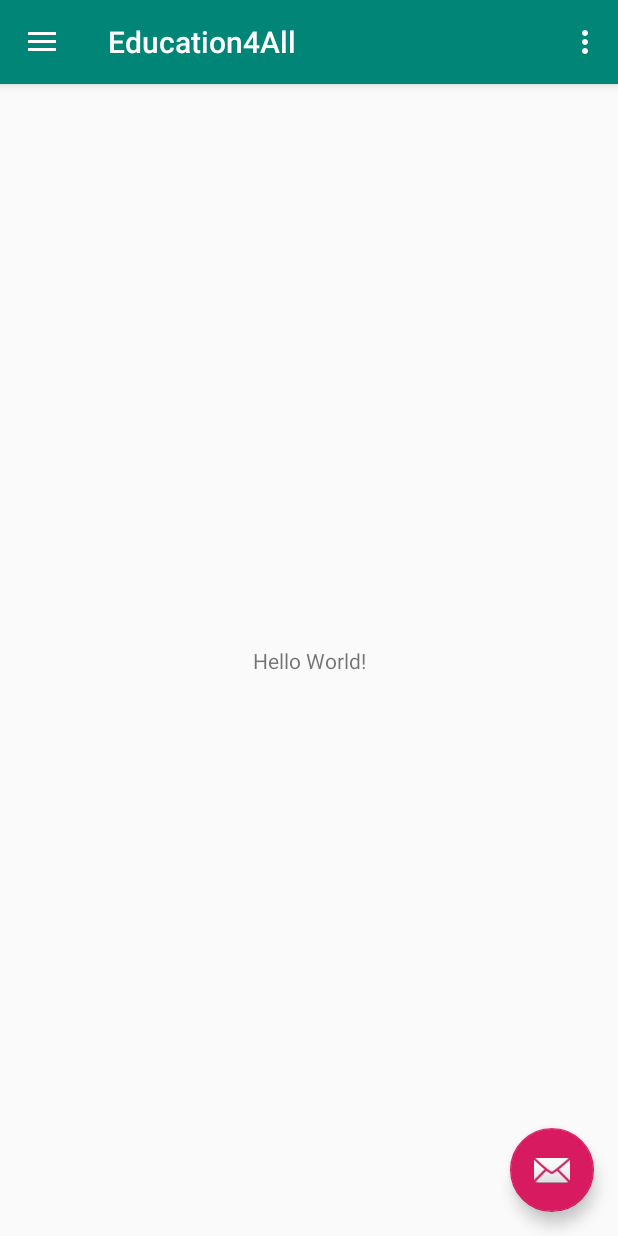
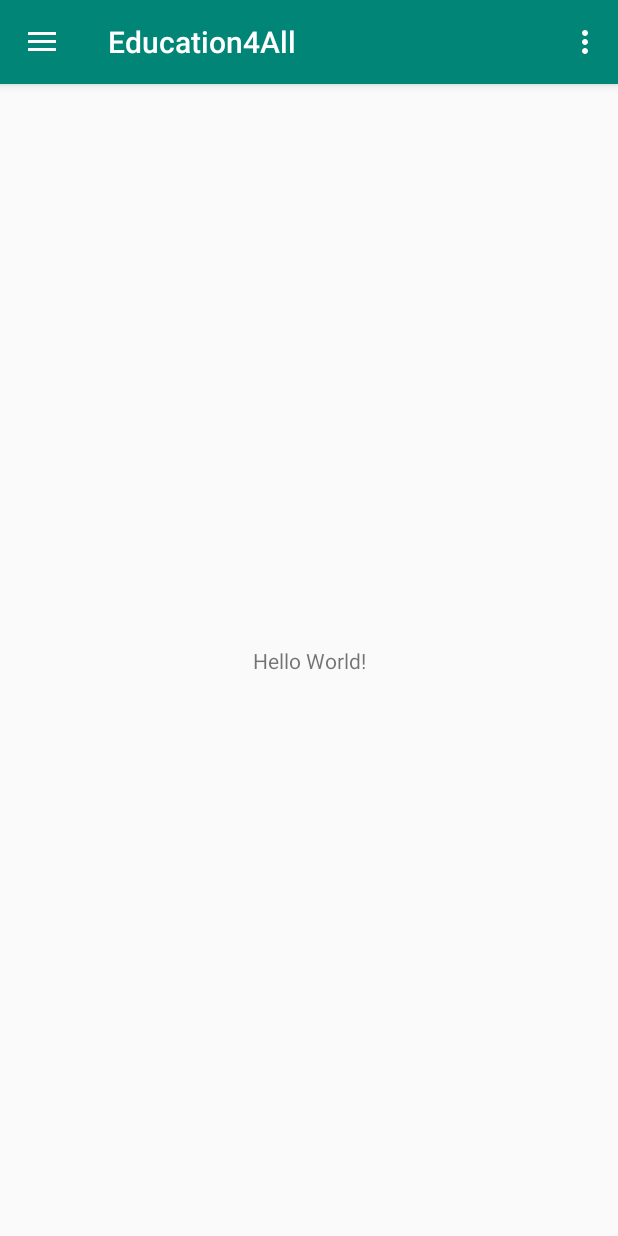
Before and after one commit to f8-education4all/education4all-android, an Android app: the screen it shows after launch (MainActivity), in the side drawer, after a tap on "Send", on a phone screen of 412 x 824 dp. Run offline under Robolectric (Android 15) with nearby library versions, the phone set to English and light mode, and no system bars.

```diff
--- a/app/build.gradle
+++ b/app/build.gradle
@@ -1,4 +1,6 @@
 apply plugin: 'com.android.application'
+apply plugin: 'kotlin-android-extensions'
+apply plugin: 'kotlin-android'
 
 android {
     compileSdkVersion 28
@@ -26,4 +28,8 @@ dependencies {
     testImplementation 'junit:junit:4.12'
     androidTestImplementation 'com.android.support.test:runner:1.0.2'
     androidTestImplementation 'com.android.support.test.espresso:espresso-core:3.0.2'
+    implementation "org.jetbrains.kotlin:kotlin-stdlib-jdk7:$kotlin_version"
 }
+repositories {
+    mavenCentral()
+}
--- a/app/src/main/java/com/f82019/education4all/MainActivity.java
+++ /dev/null
@@ -1,101 +0,0 @@
-package com.f82019.education4all;
-
-import android.os.Bundle;
-import android.support.design.widget.FloatingActionButton;
-import android.support.design.widget.Snackbar;
-import android.view.View;
-import android.support.design.widget.NavigationView;
-import android.support.v4.view.GravityCompat;
-import android.support.v4.widget.DrawerLayout;
-import android.support.v7.app.ActionBarDrawerToggle;
-import android.support.v7.app.AppCompatActivity;
-import android.support.v7.widget.Toolbar;
-import android.view.Menu;
-import android.view.MenuItem;
-
-public class MainActivity extends AppCompatActivity
-        implements NavigationView.OnNavigationItemSelectedListener {
-
-    @Override
-    protected void onCreate(Bundle savedInstanceState) {
-        super.onCreate(savedInstanceState);
-        setContentView(R.layout.activity_main);
-        Toolbar toolbar = (Toolbar) findViewById(R.id.toolbar);
-        setSupportActionBar(toolbar);
-
-        FloatingActionButton fab = (FloatingActionButton) findViewById(R.id.fab);
-        fab.setOnClickListener(new View.OnClickListener() {
-            @Override
-            public void onClick(View view) {
-                Snackbar.make(view, "Replace with your own action", Snackbar.LENGTH_LONG)
-                        .setAction("Action", null).show();
-            }
-        });
-
-        DrawerLayout drawer = (DrawerLayout) findViewById(R.id.drawer_layout);
-        ActionBarDrawerToggle toggle = new ActionBarDrawerToggle(
-                this, drawer, toolbar, R.string.navigation_drawer_open, R.string.navigation_drawer_close);
-        drawer.addDrawerListener(toggle);
-        toggle.syncState();
-
-        NavigationView navigationView = (NavigationView) findViewById(R.id.nav_view);
-        navigationView.setNavigationItemSelectedListener(this);
-    }
-
-    @Override
-    public void onBackPressed() {
-        DrawerLayout drawer = (DrawerLayout) findViewById(R.id.drawer_layout);
-        if (drawer.isDrawerOpen(GravityCompat.START)) {
-            drawer.closeDrawer(GravityCompat.START);
-        } else {
-            super.onBackPressed();
-        }
-    }
-
-    @Override
-    public boolean onCreateOptionsMenu(Menu menu) {
-        // Inflate the menu; this adds items to the action bar if it is present.
-        getMenuInflater().inflate(R.menu.main, menu);
-        return true;
-    }
-
-    @Override
-    public boolean onOptionsItemSelected(MenuItem item) {
-        // Handle action bar item clicks here. The action bar will
-        // automatically handle clicks on the Home/Up button, so long
-        // as you specify a parent activity in AndroidManifest.xml.
-        int id = item.getItemId();
-
-        //noinspection SimplifiableIfStatement
-        if (id == R.id.action_settings) {
-            return true;
-        }
-
-        return super.onOptionsItemSelected(item);
-    }
-
-    @SuppressWarnings("StatementWithEmptyBody")
-    @Override
-    public boolean onNavigationItemSelected(MenuItem item) {
-        // Handle navigation view item clicks here.
-        int id = item.getItemId();
-
-        if (id == R.id.nav_camera) {
-            // Handle the camera action
-        } else if (id == R.id.nav_gallery) {
-
-        } else if (id == R.id.nav_slideshow) {
-
-        } else if (id == R.id.nav_manage) {
-
-        } else if (id == R.id.nav_share) {
-
-        } else if (id == R.id.nav_send) {
-
-        }
-
-        DrawerLayout drawer = (DrawerLayout) findViewById(R.id.drawer_layout);
-        drawer.closeDrawer(GravityCompat.START);
-        return true;
-    }
-}
--- /dev/null
+++ b/app/src/main/java/com/f82019/education4all/MainActivity.kt
@@ -0,0 +1,83 @@
+package com.f82019.education4all
+
+import android.os.Bundle
+import android.support.design.widget.NavigationView
+import android.support.v4.view.GravityCompat
+import android.support.v4.widget.DrawerLayout
+import android.support.v7.app.ActionBarDrawerToggle
+import android.support.v7.app.AppCompatActivity
+import android.support.v7.widget.Toolbar
+import android.view.Menu
+import android.view.MenuItem
+import android.view.View
+
+class MainActivity : AppCompatActivity(), NavigationView.OnNavigationItemSelectedListener {
+
+    override fun onCreate(savedInstanceState: Bundle?) {
+        super.onCreate(savedInstanceState)
+        setContentView(R.layout.activity_main)
+        val toolbar = findViewById<View>(R.id.toolbar) as Toolbar
+        setSupportActionBar(toolbar)
+
+
+        val drawer = findViewById<View>(R.id.drawer_layout) as DrawerLayout
+        val toggle = ActionBarDrawerToggle(
+                this, drawer, toolbar, R.string.navigation_drawer_open, R.string.navigation_drawer_close)
+        drawer.addDrawerListener(toggle)
+        toggle.syncState()
+
+        val navigationView = findViewById<View>(R.id.nav_view) as NavigationView
+        navigationView.setNavigationItemSelectedListener(this)
+    }
+
+    override fun onBackPressed() {
+        val drawer = findViewById<View>(R.id.drawer_layout) as DrawerLayout
+        if (drawer.isDrawerOpen(GravityCompat.START)) {
+            drawer.closeDrawer(GravityCompat.START)
+        } else {
+            super.onBackPressed()
+        }
+    }
+
+    override fun onCreateOptionsMenu(menu: Menu): Boolean {
+        // Inflate the menu; this adds items to the action bar if it is present.
+        menuInflater.inflate(R.menu.main, menu)
+        return true
+    }
+
+    override fun onOptionsItemSelected(item: MenuItem): Boolean {
+        // Handle action bar item clicks here. The action bar will
+        // automatically handle clicks on the Home/Up button, so long
+        // as you specify a parent activity in AndroidManifest.xml.
+        val id = item.itemId
+
+
+        return if (id == R.id.action_settings) {
+            true
+        } else super.onOptionsItemSelected(item)
+
+    }
+
+    override fun onNavigationItemSelected(item: MenuItem): Boolean {
+        // Handle navigation view item clicks here.
+        val id = item.itemId
+
+        if (id == R.id.nav_camera) {
+            // Handle the camera action
+        } else if (id == R.id.nav_gallery) {
+
+        } else if (id == R.id.nav_slideshow) {
+
+        } else if (id == R.id.nav_manage) {
+
+        } else if (id == R.id.nav_share) {
+
+        } else if (id == R.id.nav_send) {
+
+        }
+
+        val drawer = findViewById<View>(R.id.drawer_layout) as DrawerLayout
+        drawer.closeDrawer(GravityCompat.START)
+        return true
+    }
+}
--- a/app/src/main/res/layout/app_bar_main.xml
+++ b/app/src/main/res/layout/app_bar_main.xml
@@ -22,12 +22,5 @@
 
     <include layout="@layout/content_main" />
 
-    <android.support.design.widget.FloatingActionButton
-        android:id="@+id/fab"
-        android:layout_width="wrap_content"
-        android:layout_height="wrap_content"
-        android:layout_gravity="bottom|end"
-        android:layout_margin="@dimen/fab_margin"
-        app:srcCompat="@android:drawable/ic_dialog_email" />
 
 </android.support.design.widget.CoordinatorLayout>
--- a/build.gradle
+++ b/build.gradle
@@ -1,13 +1,15 @@
 // Top-level build file where you can add configuration options common to all sub-projects/modules.
 
 buildscript {
+    ext.kotlin_version = '1.3.31'
     repositories {
         google()
         jcenter()
 
     }
     dependencies {
-        classpath 'com.android.tools.build:gradle:3.3.2'
+        classpath 'com.android.tools.build:gradle:3.4.0'
+        classpath "org.jetbrains.kotlin:kotlin-gradle-plugin:$kotlin_version"
 
         // NOTE: Do not place your application dependencies here; they belong
         // in the individual module build.gradle files
```
Also changed, not shown: gradle/wrapper/gradle-wrapper.properties.
